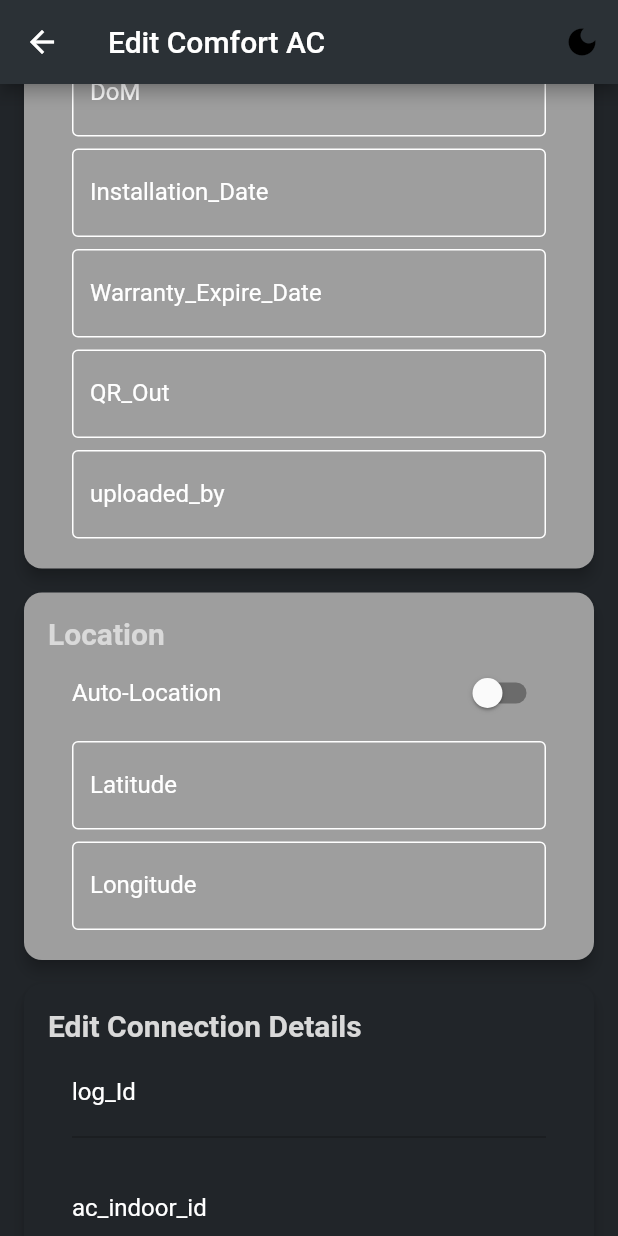
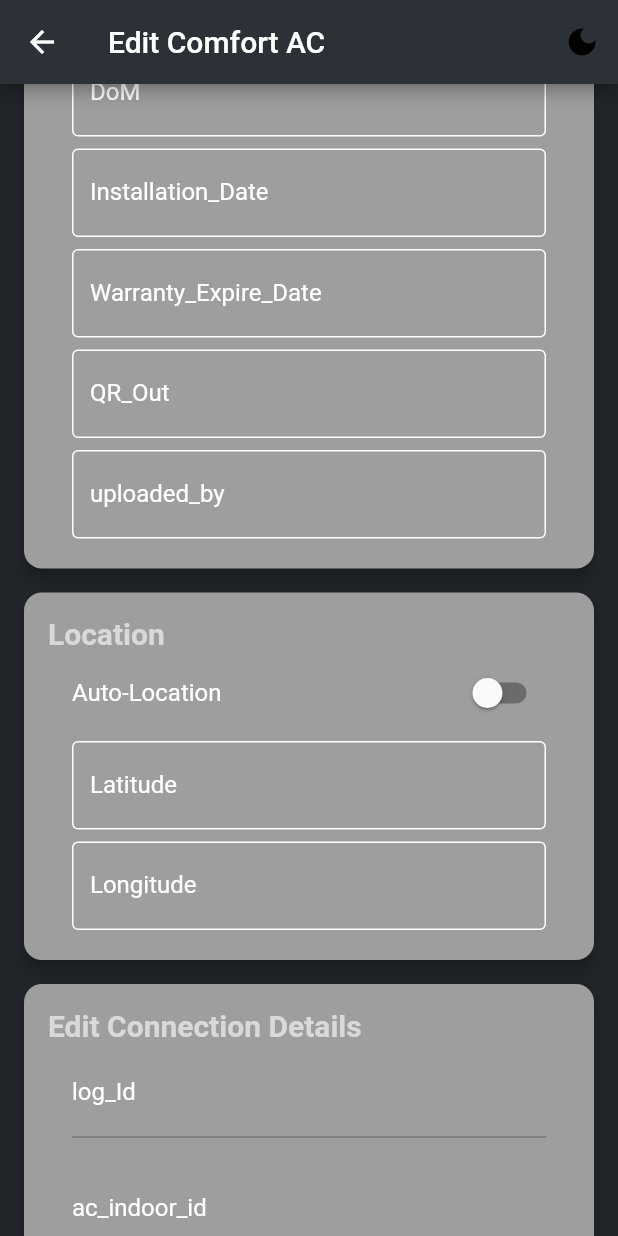
Before and after one commit to JMNaveeth/SLT_First_Project, a Flutter app: the EditComfortAcPage screen opened directly with empty values, scrolled down 2880 dp, on a phone screen of 412 x 824 dp. Run offline on Flutter 3.47's test engine with Material 3 defaults, Android fonts, the phone set to English and light mode, and no system bars; our stand-ins replace another_flushbar, flutter_form_builder, form_builder_validators, shared_preferences; accounts and stored records are empty.

Commit message:
Refactor: Update connection card styling and clean up commented code in EditComfortAcPage

```diff
--- a/lib/2nd sub folder/ComfortAC/UpdateComfortAC/edit_comfort_ac.dart
+++ b/lib/2nd sub folder/ComfortAC/UpdateComfortAC/edit_comfort_ac.dart
@@ -1023,7 +1023,10 @@
   }
 
   Widget buildConnectionCard(LocationProvider locationProvider) {
+    final customColors = Theme.of(context).extension<CustomColors>()!;
+
     return Card(
+      color: customColors.suqarBackgroundColor,
       elevation: 4,
       margin: const EdgeInsets.symmetric(vertical: 8),
       shape: RoundedRectangleBorder(borderRadius: BorderRadius.circular(12)),
@@ -1112,6 +1115,8 @@
               ListTile(
                 title: TextFormField(
                   controller: _connectionlocationController,
+                  style: TextStyle(color: customColors.mainTextColor),
+
                   decoration: const InputDecoration(labelText: 'location'),
                 ),
               ),
@@ -1129,18 +1134,22 @@
                   _connectionQR_locController.text,
                 ),
               ),
-              ListTile(
-                title: TextFormField(
-                  controller: _connectionLongitudeController,
-                  decoration: InputDecoration(labelText: 'Longitude'),
-                ),
-              ),
-              ListTile(
-                title: TextFormField(
-                  controller: _connectionLatitudeController,
-                  decoration: InputDecoration(labelText: 'Latitude'),
-                ),
-              ),
+              // ListTile(
+              //   title: TextFormField(
+              //     controller: _connectionLongitudeController,
+              //     style: TextStyle(color: customColors.mainTextColor),
+
+              //     decoration: InputDecoration(labelText: 'Longitude'),
+              //   ),
+              // ),
+              // ListTile(
+              //   title: TextFormField(
+              //     controller: _connectionLatitudeController,
+              //     style: TextStyle(color: customColors.mainTextColor),
+
+              //     decoration: InputDecoration(labelText: 'Latitude'),
+              //   ),
+              // ),
               ListTile(
                 title: _buildUneditableFormField(
                   'last_updated',
```
